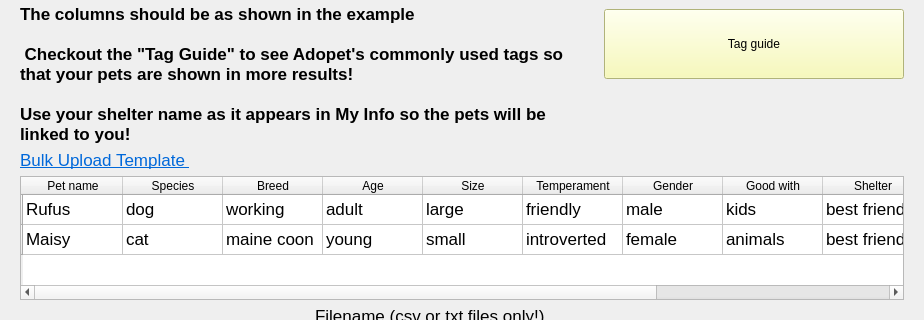
First picture: the form in team1_1/GUI/mypets.ui, repository lee-anh/Adopet, before the edit; both pictures show x 0 to 924 and y 137 to 457 of the 924 by 579 pixel window.
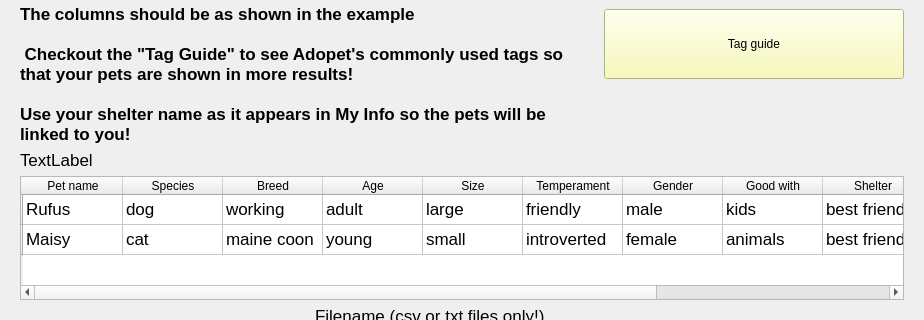
Second picture: the form after the edit.

What changed in the file:
```diff
--- a/team1_1/GUI/mypets.ui
+++ b/team1_1/GUI/mypets.ui
@@ -1363,7 +1363,7 @@
        <item>
         <widget class="QLabel" name="label_19">
          <property name="text">
-          <string>&lt;html&gt;&lt;head/&gt;&lt;body&gt;&lt;p&gt;&lt;a href=&quot;https://docs.google.com/spreadsheets/d/1C7GgwQls9a7Rxzte0Iz9U1Ei3gRmg5iuxAwXiLrIYPc/edit?usp=sharing &quot;&gt;&lt;span style=&quot; text-decoration: underline; color:#0068da;&quot;&gt;Bulk Upload Template &lt;/span&gt;&lt;/a&gt;&lt;/p&gt;&lt;/body&gt;&lt;/html&gt;</string>
+          <string>TextLabel</string>
          </property>
         </widget>
        </item>
```
Left out of the diff: 4 changed lines with no effect on the pictures.
